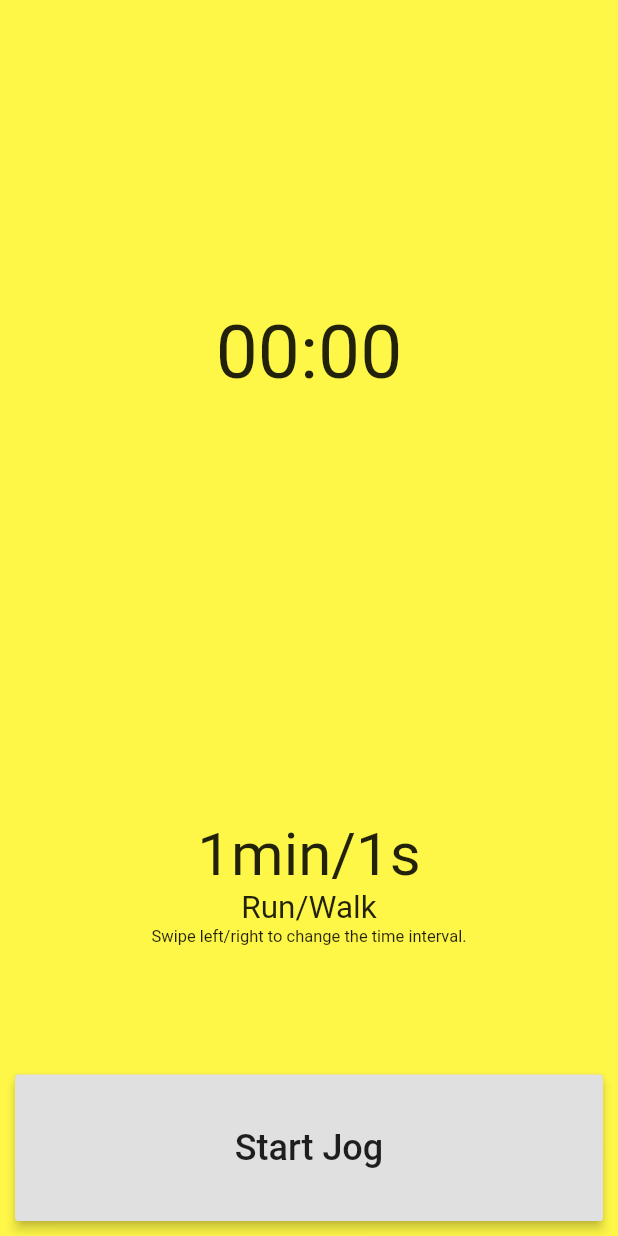
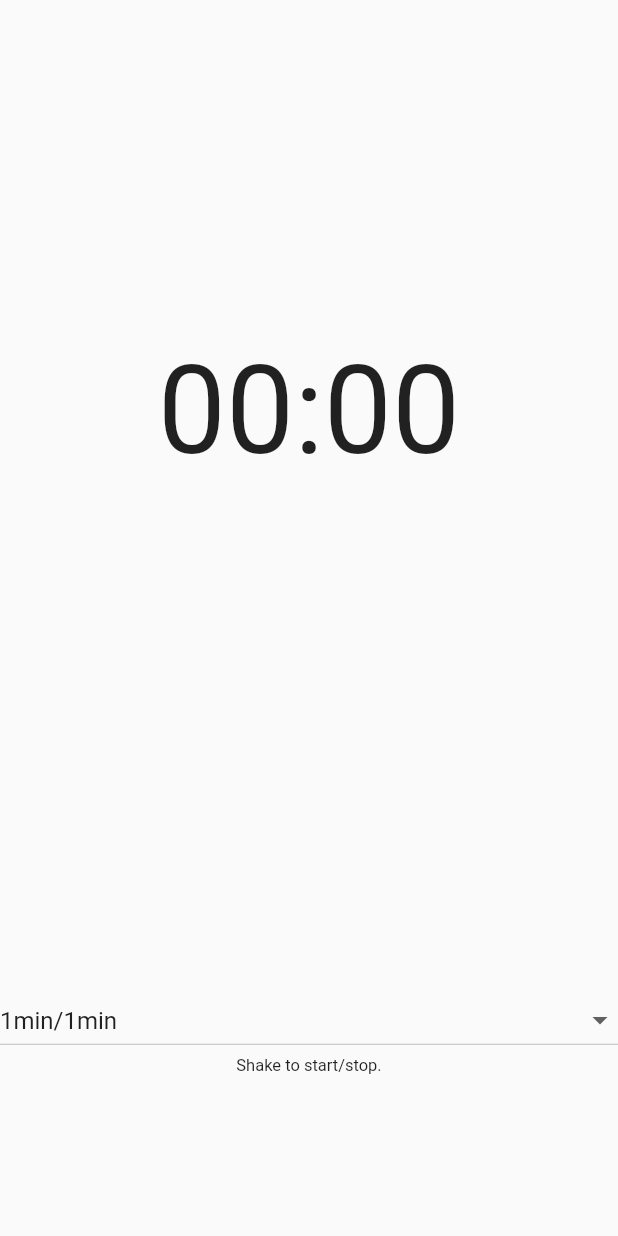
Before and after one commit to seanballais/jogster, a Flutter app: the screen it shows after launch, on a phone screen of 412 x 824 dp. Run offline on Flutter 3.47's test engine with Material 2 defaults, Android fonts, the phone set to English and light mode, and no system bars; missing offline and left inert: shake, vibrate; statements that could not run were skipped.

Commit message:
Changed the interaction from a button to a shake to start/stop the run/walk cycle.

```diff
--- a/lib/app_parent.dart
+++ b/lib/app_parent.dart
@@ -1,14 +1,12 @@
+import 'timer_counter.dart';
+import 'time_setter.dart';
 import 'package:flutter/material.dart';
-import 'package:swipedetector/swipedetector.dart';
+import 'package:shake/shake.dart';
+import 'package:vibrate/vibrate.dart';
 import 'dart:async';
 
-import 'timer_counter.dart';
-import 'time_setter.dart';
-import 'run_button.dart';
-
 class AppParent extends StatefulWidget {
-  @override
-  AppParentState createState() => AppParentState();
+  @override AppParentState createState() => AppParentState();
 }
 
 class AppParentState extends State<AppParent> with SingleTickerProviderStateMixin {
@@ -20,28 +18,29 @@ class AppParentState extends State<AppParent> with SingleTickerProviderStateMixi
   Timer _timer;
   int _timeLeft = 0;
 
+  ShakeDetector _detector;
+
   AnimationController _animController;
   Animation _colorTween;
 
-  @override
-  void initState() {
+  @override void initState() {
+    _detector = ShakeDetector.autoStart(onPhoneShake: () { _handleShake(); });
     _animController = AnimationController(
       vsync: this,
       duration: Duration(seconds: 10)
     );
-    _colorTween = ColorTween(begin: Color(0xFFFFF748), end: Color(0xFF3C1A5B))
+    _colorTween = ColorTween(begin: Color.white, end: Color(0xFFFFF748))
       .animate(_animController);
 
     super.initState();
   }
 
-  @override
-  Widget build(BuildContext context) {
+  @override Widget build(BuildContext context) {
     return AnimatedBuilder(
       animation: _colorTween,
       builder: (context, child) => Scaffold(
         backgroundColor: _colorTween.value,
-        body: Center(child: SwipeDetector(onSwipeLeft: _nextComb, onSwipeRight: _prevComb,
+        body: Center(
           child: SafeArea(
             child: Column(
               mainAxisAlignment: MainAxisAlignment.center,
@@ -49,17 +48,17 @@ class AppParentState extends State<AppParent> with SingleTickerProviderStateMixi
               crossAxisAlignment: CrossAxisAlignment.stretch,
               children: <Widget>[
                 TimerCounter(timeLeft: _timeLeft),
-                TimeSetter(isRunning: _isRunning, time: combinations[combIdx]),
-                RunButton(isRunning: _isRunning, onChanged: _handleRunBtnChanged),
-              ]),
-            )),
+                TimeSetter(isRunning: _isRunning, combs: combinations, onChanged: _setInterval, dropValue: combIdx),
+              ]
+            ),
           ),
         ),
+      ),
     );
   }
 
-  @override
-  void dispose() {
+  @override void dispose() {
+    _detector.stopListening();
     _timer.cancel();
     super.dispose();
   }
@@ -67,6 +66,7 @@ class AppParentState extends State<AppParent> with SingleTickerProviderStateMixi
   void startTimer() {
     _timer = new Timer.periodic(const Duration(seconds: 1), (Timer t) => setState(() {
         if (_timeLeft == 0) {
+          Vibrate.vibrate();
           _isRunCycle = !_isRunCycle;
           _timeLeft = combinations[combIdx][_isRunCycle ? 1 : 0] * 60;
           _animController.duration = new Duration(seconds: _timeLeft);
@@ -80,21 +80,11 @@ class AppParentState extends State<AppParent> with SingleTickerProviderStateMixi
     );
   }
 
-  void _nextComb() {
+  void _handleShake() {
     setState(() {
-      if (!_isRunning) combIdx = ++combIdx % combinations.length;
-    });
-  }
-
-  void _prevComb() {
-    setState(() {
-      if (!_isRunning) combIdx = --combIdx % combinations.length;
-    });
-  }
-
-  void _handleRunBtnChanged(bool val) {
-    setState(() {
-      _isRunning = val;
+      _isRunning = !_isRunning;
+      Vibrate.vibrate();
+      Vibrate.vibrate();
       if (_isRunning) {
         _isRunCycle = true;
         _timeLeft = combinations[combIdx][0] * 60;
@@ -108,4 +98,10 @@ class AppParentState extends State<AppParent> with SingleTickerProviderStateMixi
       }
     });
   }
+
+  void _setInterval(int idx) {
+    setState(() {
+      combIdx = idx;
+    });
+  }
 }
--- a/lib/run_button.dart
+++ /dev/null
@@ -1,28 +0,0 @@
-import 'package:flutter/material.dart';
-
-class RunButton extends StatelessWidget {
-  RunButton({Key key, this.isRunning: false, @required this.onChanged})
-    : super(key:key);
-
-  final bool isRunning;
-  final ValueChanged<bool> onChanged;
-
-  void _handlePress() {
-    onChanged(!isRunning);
-  }
-
-  @override
-  Widget build(BuildContext context) {
-    return Expanded(
-      flex: 1,
-      child: Padding(
-        padding: EdgeInsets.all(10.0),
-        child: RaisedButton(
-          onPressed: _handlePress,
-          child: Text(isRunning ? 'Stop Jog' : 'Start Jog', style: TextStyle(fontSize: 24.0)),
-          elevation: 3.0,
-        ),
-      ),
-    );
-  }
-}
--- a/lib/time_setter.dart
+++ b/lib/time_setter.dart
@@ -1,15 +1,14 @@
 import 'package:flutter/material.dart';
 
 class TimeSetter extends StatelessWidget {
-  @override
-  TimeSetter({Key key, @required this.isRunning, @required this.time})
-    : super(key: key);
+  @override TimeSetter({Key key, this.isRunning, this.combs, this.onChanged, this.dropValue}) : super(key: key);
 
   final bool isRunning;
-  final List<int> time;
+  final List<List<int>> combs;
+  final ValueChanged<int> onChanged;
+  final int dropValue;
 
-  @override
-  Widget build(BuildContext context) {
+  @override Widget build(BuildContext context) {
     return Expanded(
       flex: 2,
       child: Column(
@@ -17,9 +16,19 @@ class TimeSetter extends StatelessWidget {
         mainAxisSize: MainAxisSize.max,
         crossAxisAlignment: CrossAxisAlignment.stretch,
         children: !isRunning ? <Widget>[
-          Text('${time[0]}min/${time[1]}s', textAlign: TextAlign.center, style: TextStyle(fontSize: 40.0)),
-          Text('Run/Walk', textAlign: TextAlign.center, style: TextStyle(fontSize: 21.0)),
-          Text('Swipe left/right to change the time interval.', textAlign: TextAlign.center, style: TextStyle(fontSize: 11.0)),
+          DropdownButton<int>(
+            value: dropValue,
+            items: Iterable<int>.generate(combs.length).toList().map((idx) {
+              var comb = combs[idx];
+              return new DropdownMenuItem<int>(
+                value: idx,
+                child: Text('${comb[0]}min/${comb[1]}min', textAlign: TextAlign.center)
+              );
+            }).toList(),
+            onChanged: (val) { onChanged(val); },
+            isExpanded: true,
+          ),
+          Text('Shake to start/stop.', textAlign: TextAlign.center, style: TextStyle(fontSize: 11.0)),
         ] : <Widget>[],
       ),
     );
--- a/lib/timer_counter.dart
+++ b/lib/timer_counter.dart
@@ -1,14 +1,11 @@
 import 'package:flutter/material.dart';
 
 class TimerCounter extends StatelessWidget {
-  @override
-  TimerCounter({Key key, @required this.timeLeft})
-    : super(key: key);
+  @override TimerCounter({Key key, this.timeLeft}) : super(key: key);
 
   final int timeLeft;
 
-  @override
-  Widget build(BuildContext context) {
+  @override Widget build(BuildContext context) {
     String minutes = (timeLeft ~/ 60).toString().padLeft(2, '0');
     String seconds = (timeLeft % 60).toString().padLeft(2, '0');
 
@@ -17,7 +14,7 @@ class TimerCounter extends StatelessWidget {
       child: Center(
         child: Text(
           '$minutes:$seconds',
-          textAlign: TextAlign.center, style: TextStyle(fontSize: 50.0)),
+          textAlign: TextAlign.center, style: TextStyle(fontSize: 81.0, weight: 100)),
       ),
     );
   }
--- a/pubspec.yaml
+++ b/pubspec.yaml
@@ -19,8 +19,8 @@ environment:
 dependencies:
   flutter:
     sdk: flutter
-  swipedetector: ^1.2.0
-  animator: ^0.1.1
+  shake: ^0.1.0
+  vibrate: ^0.0.4
 
   # The following adds the Cupertino Icons font to your application.
   # Use with the CupertinoIcons class for iOS style icons.
```
Also changed, not shown: lib/main.dart (+2 -6 lines), 4 other files.
